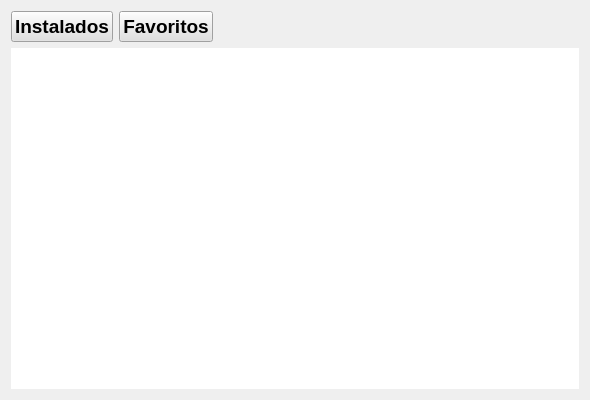
Above: application-desktop/installedapplicationswidget.ui from Saul-Ortega/AeApplicationManager before the change. Below: the same form after it.
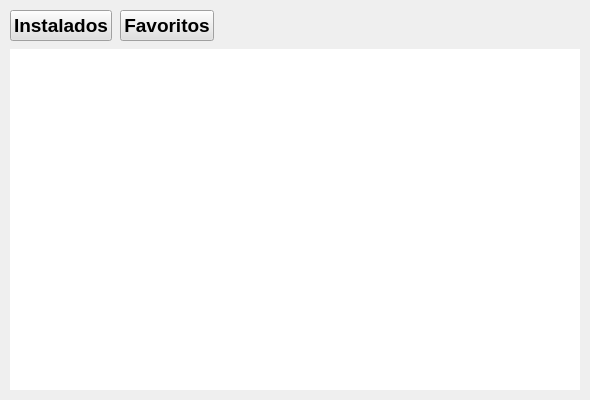
That is the form after the change.

Commit message: fix: ui semejantes en AvailableApplicationWidget y InstalledApplicationWidget

Patch:
```diff
--- a/application-desktop/installedapplicationswidget.ui
+++ b/application-desktop/installedapplicationswidget.ui
@@ -10,10 +10,31 @@
     <height>400</height>
    </rect>
   </property>
+  <property name="minimumSize">
+   <size>
+    <width>250</width>
+    <height>120</height>
+   </size>
+  </property>
   <property name="windowTitle">
    <string>Form</string>
   </property>
   <layout class="QVBoxLayout" name="verticalLayout">
+   <property name="spacing">
+    <number>8</number>
+   </property>
+   <property name="leftMargin">
+    <number>10</number>
+   </property>
+   <property name="topMargin">
+    <number>10</number>
+   </property>
+   <property name="rightMargin">
+    <number>10</number>
+   </property>
+   <property name="bottomMargin">
+    <number>10</number>
+   </property>
    <item>
     <layout class="QHBoxLayout" name="frame">
      <item>
```
Left out of the diff: 6 changed lines with no effect on the pictures. The commit also changes 4 other files.
